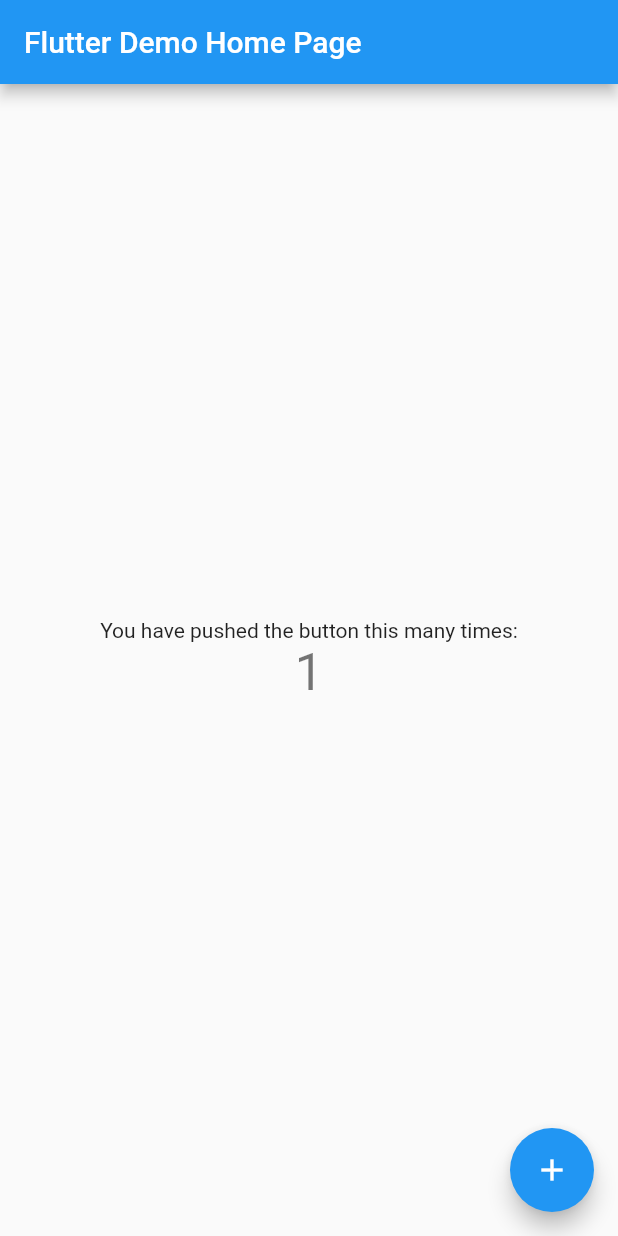
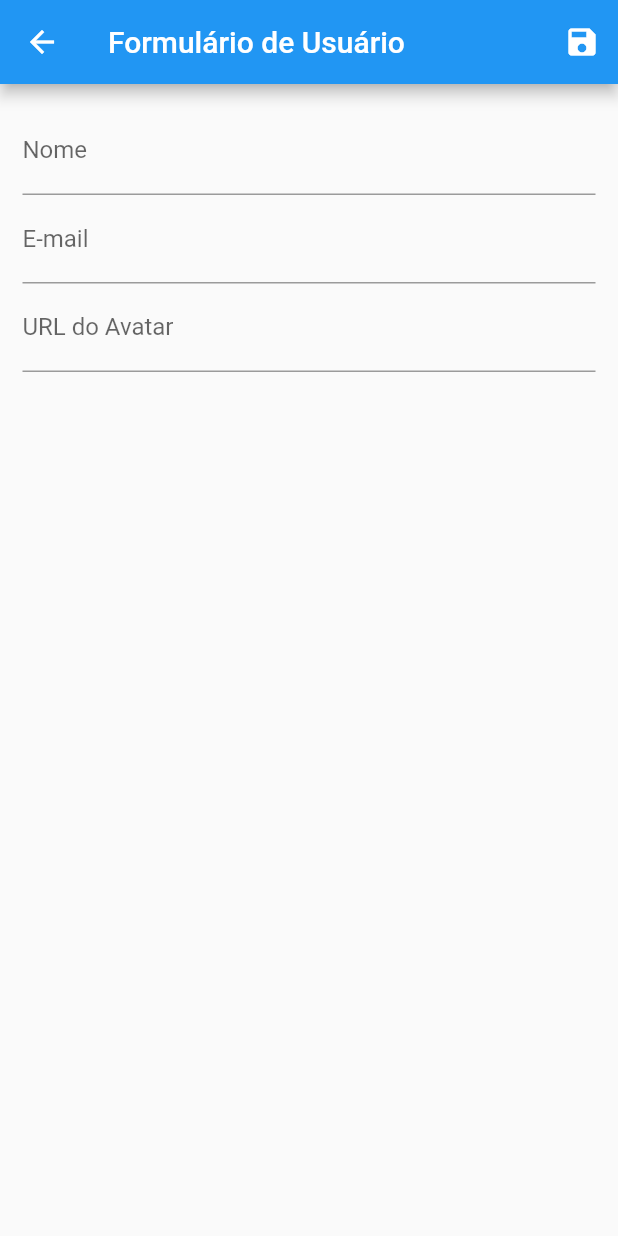
Before and after one commit to CarlosEduardo31/flutter-crud-app, a Flutter app: the screen it shows after launch, after a tap on the "add" icon, on a phone screen of 412 x 824 dp. Run offline on Flutter 3.47's test engine with Material 2 defaults, Android fonts, the phone set to English and light mode, and no system bars; network calls fail.

Commit message:
Finalizado versão 1.0

```diff
--- /dev/null
+++ b/lib/components/user_tile.dart
@@ -0,0 +1,73 @@
+import 'package:flutter/material.dart';
+import 'package:flutter_crud_app/models/user.dart';
+import 'package:flutter_crud_app/provider/users.dart';
+import 'package:flutter_crud_app/routes/app_routes.dart';
+import 'package:provider/provider.dart';
+
+class UserTile extends StatelessWidget {
+  final User user;
+  const UserTile(this.user);
+
+  @override
+  Widget build(BuildContext context) {
+    //user.avatarUrl == null ||
+    final avatar = user.avatarUrl.isEmpty
+        ? const CircleAvatar(child: Icon(Icons.person))
+        : CircleAvatar(backgroundImage: NetworkImage(user.avatarUrl));
+
+    return ListTile(
+      leading: avatar,
+      title: Text(user.name),
+      subtitle: Text(user.email),
+      trailing: SizedBox(
+        width: 100,
+        child: Row(
+          children: [
+            IconButton(
+              onPressed: () {
+                Navigator.of(context).pushNamed(
+                  AppRoutes.USER_FORM,
+                  arguments: user,
+                );
+              },
+              color: Colors.orange,
+              icon: const Icon(Icons.edit),
+            ),
+            IconButton(
+              onPressed: () {
+                showDialog(
+                  context: context,
+                  builder: (context) => AlertDialog(
+                    title: const Text('Excluir Usuário'),
+                    content: const Text('Tem certeza ?'),
+                    actions: [
+                      TextButton(
+                        onPressed: () {
+                          Navigator.of(context).pop(false);
+                        },
+                        child: const Text('Não'),
+                      ),
+                      TextButton(
+                        onPressed: () {
+                          Navigator.of(context).pop(true);
+                        },
+                        child: const Text('Sim'),
+                      ),
+                    ],
+                  ),
+                ).then((confirmed) {
+                  if (confirmed) {
+                    Provider.of<UsersProvider>(context, listen: false)
+                        .remove(user);
+                  }
+                });
+              },
+              color: Colors.red,
+              icon: const Icon(Icons.delete),
+            ),
+          ],
+        ),
+      ),
+    );
+  }
+}
--- /dev/null
+++ b/lib/data/dummy_user.dart
@@ -0,0 +1,28 @@
+import 'package:flutter_crud_app/models/user.dart';
+
+const DUMMY_USERS = {
+  '1': User(
+      id: '1',
+      name: 'Maria',
+      email: 'maria@gmail.com',
+      avatarUrl:
+          'https://cdn.icon-icons.com/icons2/2859/PNG/512/avatar_face_girl_female_woman_profile_smiley_happy_people_icon_181665.png'),
+  '2': User(
+      id: '2',
+      name: 'Carlos',
+      email: 'carlos@gmail.com',
+      avatarUrl:
+          'https://cdn.icon-icons.com/icons2/2859/PNG/512/avatar_face_man_boy_male_profile_smiley_happy_people_icon_181657.png'),
+  '3': User(
+      id: '3',
+      name: 'Paula',
+      email: 'paula@gmail.com',
+      avatarUrl:
+          'https://cdn.icon-icons.com/icons2/2859/PNG/512/avatar_face_girl_female_woman_profile_smiley_happy_people_icon_181665.png'),
+  '4': User(
+      id: '4',
+      name: 'Fernando',
+      email: 'fernando@gmail.com',
+      avatarUrl:
+          'https://cdn.icon-icons.com/icons2/2859/PNG/512/avatar_face_man_boy_male_profile_smiley_happy_people_icon_181661.png'),
+};
--- a/lib/main.dart
+++ b/lib/main.dart
@@ -1,4 +1,9 @@
 import 'package:flutter/material.dart';
+import 'package:flutter_crud_app/provider/users.dart';
+import 'package:flutter_crud_app/routes/app_routes.dart';
+import 'package:flutter_crud_app/views/user_form.dart';
+import 'package:flutter_crud_app/views/user_list.dart';
+import 'package:provider/provider.dart';
 
 void main() {
   runApp(const MyApp());
@@ -7,109 +12,22 @@
 class MyApp extends StatelessWidget {
   const MyApp({Key? key}) : super(key: key);
 
-  // This widget is the root of your application.
   @override
   Widget build(BuildContext context) {
-    return MaterialApp(
-      title: 'Flutter Demo',
-      theme: ThemeData(
-        // This is the theme of your application.
-        //
-        // Try running your application with "flutter run". You'll see the
-        // application has a blue toolbar. Then, without quitting the app, try
-        // changing the primarySwatch below to Colors.green and then invoke
-        // "hot reload" (press "r" in the console where you ran "flutter run",
-        // or simply save your changes to "hot reload" in a Flutter IDE).
-        // Notice that the counter didn't reset back to zero; the application
-        // is not restarted.
-        primarySwatch: Colors.blue,
+    return MultiProvider(
+      providers: [
+        ChangeNotifierProvider(create: (context) => UsersProvider()),
+      ],
+      child: MaterialApp(
+        title: 'Flutter Demo',
+        theme: ThemeData(
+          primarySwatch: Colors.blue,
+        ),
+        routes: {
+          AppRoutes.HOME: (_) => const UserList(),
+          AppRoutes.USER_FORM: (_) => UserForm()
+        },
       ),
-      home: const MyHomePage(title: 'Flutter Demo Home Page'),
     );
   }
 }
-
-class MyHomePage extends StatefulWidget {
-  const MyHomePage({Key? key, required this.title}) : super(key: key);
-
-  // This widget is the home page of your application. It is stateful, meaning
-  // that it has a State object (defined below) that contains fields that affect
-  // how it looks.
-
-  // This class is the configuration for the state. It holds the values (in this
-  // case the title) provided by the parent (in this case the App widget) and
-  // used by the build method of the State. Fields in a Widget subclass are
-  // always marked "final".
-
-  final String title;
-
-  @override
-  State<MyHomePage> createState() => _MyHomePageState();
-}
-
-class _MyHomePageState extends State<MyHomePage> {
-  int _counter = 0;
-
-  void _incrementCounter() {
-    setState(() {
-      // This call to setState tells the Flutter framework that something has
-      // changed in this State, which causes it to rerun the build method below
-      // so that the display can reflect the updated values. If we changed
-      // _counter without calling setState(), then the build method would not be
-      // called again, and so nothing would appear to happen.
-      _counter++;
-    });
-  }
-
-  @override
-  Widget build(BuildContext context) {
-    // This method is rerun every time setState is called, for instance as done
-    // by the _incrementCounter method above.
-    //
-    // The Flutter framework has been optimized to make rerunning build methods
-    // fast, so that you can just rebuild anything that needs updating rather
-    // than having to individually change instances of widgets.
-    return Scaffold(
-      appBar: AppBar(
-        // Here we take the value from the MyHomePage object that was created by
-        // the App.build method, and use it to set our appbar title.
-        title: Text(widget.title),
-      ),
-      body: Center(
-        // Center is a layout widget. It takes a single child and positions it
-        // in the middle of the parent.
-        child: Column(
-          // Column is also a layout widget. It takes a list of children and
-          // arranges them vertically. By default, it sizes itself to fit its
-          // children horizontally, and tries to be as tall as its parent.
-          //
-          // Invoke "debug painting" (press "p" in the console, choose the
-          // "Toggle Debug Paint" action from the Flutter Inspector in Android
-          // Studio, or the "Toggle Debug Paint" command in Visual Studio Code)
-          // to see the wireframe for each widget.
-          //
-          // Column has various properties to control how it sizes itself and
-          // how it positions its children. Here we use mainAxisAlignment to
-          // center the children vertically; the main axis here is the vertical
-          // axis because Columns are vertical (the cross axis would be
-          // horizontal).
-          mainAxisAlignment: MainAxisAlignment.center,
-          children: <Widget>[
-            const Text(
-              'You have pushed the button this many times:',
-            ),
-            Text(
-              '$_counter',
-              style: Theme.of(context).textTheme.headline4,
-            ),
-          ],
-        ),
-      ),
-      floatingActionButton: FloatingActionButton(
-        onPressed: _incrementCounter,
-        tooltip: 'Increment',
-        child: const Icon(Icons.add),
-      ), // This trailing comma makes auto-formatting nicer for build methods.
-    );
-  }
-}
--- /dev/null
+++ b/lib/models/user.dart
@@ -0,0 +1,13 @@
+class User {
+  final String? id;
+  final String name;
+  final String email;
+  final String avatarUrl;
+
+  const User({
+    this.id,
+    required this.name,
+    required this.email,
+    required this.avatarUrl,
+  });
+}
--- /dev/null
+++ b/lib/routes/app_routes.dart
@@ -0,0 +1,6 @@
+// ignore_for_file: constant_identifier_names
+
+class AppRoutes {
+  static const HOME = '/';
+  static const USER_FORM = '/user-form';
+}
--- /dev/null
+++ b/lib/views/user_form.dart
@@ -0,0 +1,93 @@
+import 'package:flutter/material.dart';
+import 'package:flutter_crud_app/models/user.dart';
+import 'package:flutter_crud_app/provider/users.dart';
+import 'package:provider/provider.dart';
+
+class UserForm extends StatelessWidget {
+  UserForm({Key? key}) : super(key: key);
+
+  final _form = GlobalKey<FormState>();
+  final Map<String, String> _formData = {};
+
+  void _loadFormData(User? user) {
+    if (user != null) {
+      _formData['id'] = user.id!;
+      _formData['name'] = user.name;
+      _formData['email'] = user.email;
+      _formData['avatarUrl'] = user.avatarUrl;
+    }
+  }
+
+  @override
+  Widget build(BuildContext context) {
+    final User? user = ModalRoute.of(context)?.settings.arguments as User?;
+
+    _loadFormData(user);
+
+    return Scaffold(
+      appBar: AppBar(
+        title: const Text('Formulário de Usuário'),
+        actions: [
+          IconButton(
+            onPressed: () {
+              final isValid = _form.currentState?.validate() ?? false;
+              if (isValid) {
+                _form.currentState!.save();
+                Provider.of<UsersProvider>(context, listen: false).put(User(
+                  id: _formData['id'],
+                  name: _formData['name']!,
+                  email: _formData['email']!,
+                  avatarUrl: _formData['avatarUrl']!,
+                ));
+                Navigator.of(context).pop();
+              }
+            },
+            icon: const Icon(Icons.save),
+          )
+        ],
+      ),
+      body: Padding(
+        padding: const EdgeInsets.all(15),
+        child: Form(
+          key: _form,
+          child: Column(
+            children: [
+              TextFormField(
+                initialValue: _formData['name'],
+                decoration: const InputDecoration(labelText: 'Nome'),
+                validator: (value) {
+                  if (value == null || value.trim().isEmpty) {
+                    return 'Nome inválido.';
+                  }
+
+                  if (value.trim().length < 3) {
+                    return 'O nome deve ter pelo menos 3 letras.';
+                  }
+
+                  return null;
+                },
+                onSaved: (value) => _formData['name'] = value!,
+              ),
+              TextFormField(
+                initialValue: _formData['email'],
+                decoration: const InputDecoration(labelText: 'E-mail'),
+                validator: (value) {
+                  if (value == null || value.trim().isEmpty) {
+                    return 'E-mail inválido.';
+                  }
+                  return null;
+                },
+                onSaved: (value) => _formData['email'] = value!,
+              ),
+              TextFormField(
+                initialValue: _formData['avatarUrl'],
+                decoration: const InputDecoration(labelText: 'URL do Avatar'),
+                onSaved: (value) => _formData['avatarUrl'] = value!,
+              ),
+            ],
+          ),
+        ),
+      ),
+    );
+  }
+}
--- /dev/null
+++ b/lib/views/user_list.dart
@@ -0,0 +1,35 @@
+import 'package:flutter/material.dart';
+import 'package:flutter_crud_app/components/user_tile.dart';
+import 'package:flutter_crud_app/provider/users.dart';
+import 'package:flutter_crud_app/routes/app_routes.dart';
+import 'package:provider/provider.dart';
+
+class UserList extends StatelessWidget {
+  const UserList({Key? key}) : super(key: key);
+
+  @override
+  Widget build(BuildContext context) {
+    final UsersProvider users = Provider.of(context);
+    return Scaffold(
+      appBar: AppBar(
+        title: const Text('Lista de Usuário'),
+        actions: [
+          IconButton(
+            onPressed: () {
+              Navigator.of(context).pushNamed(
+                AppRoutes.USER_FORM,
+              );
+            },
+            icon: const Icon(Icons.add),
+          ),
+        ],
+      ),
+      body: ListView.builder(
+        itemCount: users.count,
+        itemBuilder: (contexto, indice) => UserTile(
+          users.byIndex(indice),
+        ),
+      ),
+    );
+  }
+}
--- a/pubspec.yaml
+++ b/pubspec.yaml
@@ -29,6 +29,7 @@
 dependencies:
   flutter:
     sdk: flutter
+  provider:
 
 
   # The following adds the Cupertino Icons font to your application.
```
Also changed, not shown: lib/provider/users.dart (added, +61 -0 lines), pubspec.lock, 2 other files.
